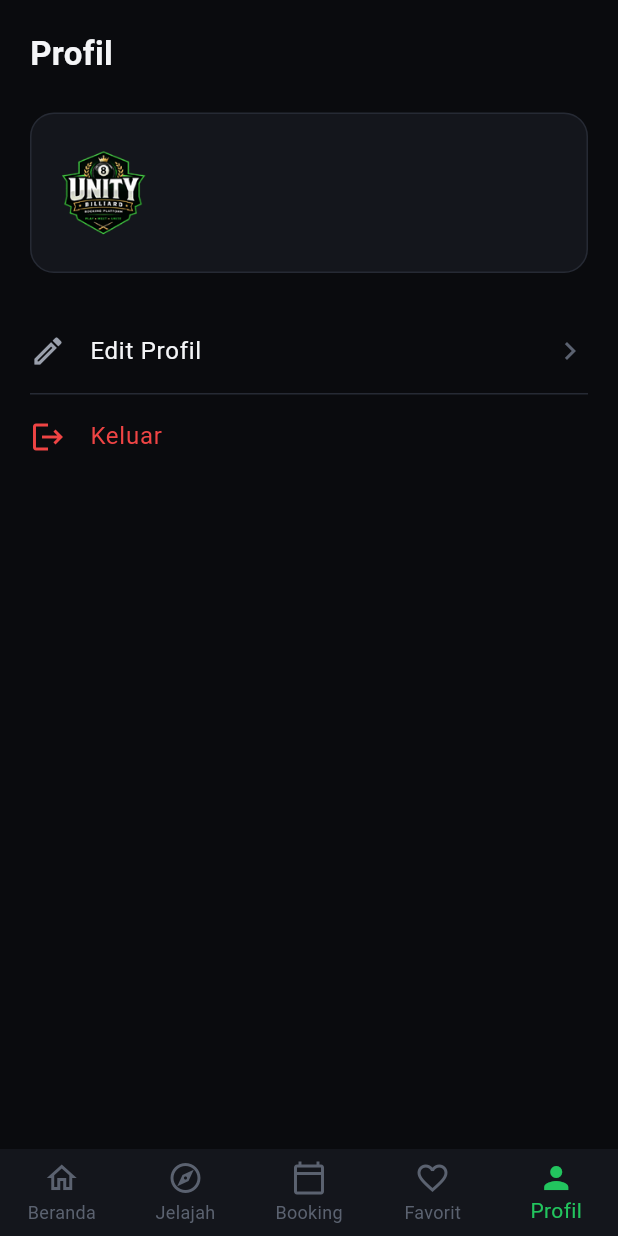
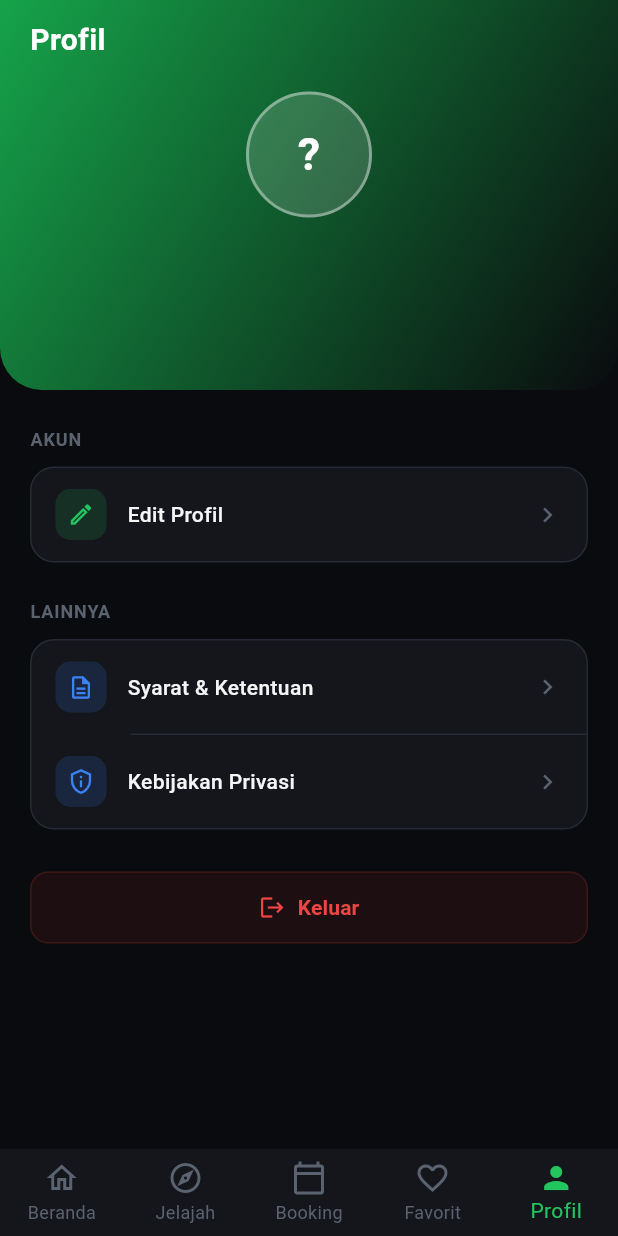
Before and after one commit to asep1994/billiard-customer, a Flutter app: the HomeShell screen opened by its route, item 5 of the bottom bar chosen, on a phone screen of 412 x 824 dp. Run offline on Flutter 3.47's test engine with Material 3 defaults, Android fonts, the phone set to English and light mode, and no system bars; our stand-ins replace dio, firebase_core, firebase_messaging, flutter_local_notifications, geolocator, go_router and 3 more; accounts and stored records are empty; network calls fail.

Commit message:
style: redesign the profile tab with a gradient header and grouped menu cards
Replaces the plain card-and-ListTile layout with a rounded gradient
header (initials avatar, name, contact info) and menu items grouped
into labeled sections with colored icon badges - also surfaces the
Terms & Privacy pages here, not just at registration.

Co-Authored-By: Claude Sonnet 5 <noreply@anthropic.com>

```diff
--- a/lib/screens/profile/profile_tab.dart
+++ b/lib/screens/profile/profile_tab.dart
@@ -4,7 +4,6 @@ import 'package:provider/provider.dart';
 
 import '../../core/theme.dart';
 import '../../providers/auth_provider.dart';
-import '../../widgets/app_logo.dart';
 
 class ProfileTab extends StatelessWidget {
   const ProfileTab({super.key});
@@ -32,62 +31,209 @@ class ProfileTab extends StatelessWidget {
     }
   }
 
+  String _initials(String? name) {
+    if (name == null || name.trim().isEmpty) return '?';
+    final parts = name.trim().split(RegExp(r'\s+'));
+    final first = parts.first.substring(0, 1);
+    final last = parts.length > 1 ? parts.last.substring(0, 1) : '';
+    return (first + last).toUpperCase();
+  }
+
   @override
   Widget build(BuildContext context) {
     final customer = context.watch<AuthProvider>().customer;
 
-    return SafeArea(
-      child: ListView(
-        padding: const EdgeInsets.all(20),
-        children: [
-          const Text('Profil', style: TextStyle(fontSize: 22, fontWeight: FontWeight.bold, color: AppColors.text)),
-          const SizedBox(height: 24),
-          Container(
-            padding: const EdgeInsets.all(20),
-            decoration: BoxDecoration(
-              color: AppColors.surface,
-              borderRadius: BorderRadius.circular(16),
-              border: Border.all(color: AppColors.border),
+    return ListView(
+      padding: EdgeInsets.zero,
+      children: [
+        Container(
+          padding: const EdgeInsets.fromLTRB(20, 12, 20, 32),
+          decoration: const BoxDecoration(
+            gradient: LinearGradient(
+              begin: Alignment.topLeft,
+              end: Alignment.bottomRight,
+              colors: [AppColors.primaryDark, AppColors.bg],
             ),
-            child: Row(
+            borderRadius: BorderRadius.only(bottomLeft: Radius.circular(28), bottomRight: Radius.circular(28)),
+          ),
+          child: SafeArea(
+            bottom: false,
+            child: Column(
               children: [
-                const AppLogo(size: 56, borderRadius: 14),
-                const SizedBox(width: 16),
-                Expanded(
-                  child: Column(
-                    crossAxisAlignment: CrossAxisAlignment.start,
-                    children: [
-                      Text(
-                        customer?.name ?? '-',
-                        style: const TextStyle(fontWeight: FontWeight.w600, fontSize: 16, color: AppColors.text),
-                      ),
-                      const SizedBox(height: 4),
-                      Text(customer?.phone ?? '-', style: const TextStyle(color: AppColors.textMuted)),
-                      if (customer?.email != null)
-                        Text(customer!.email!, style: const TextStyle(color: AppColors.textFaint, fontSize: 12)),
-                    ],
+                const Align(
+                  alignment: Alignment.centerLeft,
+                  child: Text(
+                    'Profil',
+                    style: TextStyle(fontSize: 20, fontWeight: FontWeight.bold, color: Colors.white),
                   ),
                 ),
+                const SizedBox(height: 20),
+                Container(
+                  width: 84,
+                  height: 84,
+                  decoration: BoxDecoration(
+                    shape: BoxShape.circle,
+                    color: Colors.white.withValues(alpha: 0.15),
+                    border: Border.all(color: Colors.white.withValues(alpha: 0.4), width: 2),
+                  ),
+                  alignment: Alignment.center,
+                  child: Text(
+                    _initials(customer?.name),
+                    style: const TextStyle(fontSize: 30, fontWeight: FontWeight.bold, color: Colors.white),
+                  ),
+                ),
+                const SizedBox(height: 14),
+                Text(
+                  customer?.name ?? '-',
+                  style: const TextStyle(fontSize: 19, fontWeight: FontWeight.bold, color: Colors.white),
+                ),
+                const SizedBox(height: 4),
+                Text(
+                  customer?.phone ?? '-',
+                  style: TextStyle(color: Colors.white.withValues(alpha: 0.75), fontSize: 13),
+                ),
+                if (customer?.email != null) ...[
+                  const SizedBox(height: 2),
+                  Text(
+                    customer!.email!,
+                    style: TextStyle(color: Colors.white.withValues(alpha: 0.55), fontSize: 12),
+                  ),
+                ],
               ],
             ),
           ),
-          const SizedBox(height: 24),
-          ListTile(
-            contentPadding: EdgeInsets.zero,
-            leading: const Icon(Icons.edit_outlined, color: AppColors.textMuted),
-            title: const Text('Edit Profil', style: TextStyle(color: AppColors.text)),
-            trailing: const Icon(Icons.chevron_right, color: AppColors.textFaint),
-            onTap: () => context.push('/profile/edit'),
+        ),
+        Padding(
+          padding: const EdgeInsets.fromLTRB(20, 24, 20, 20),
+          child: Column(
+            crossAxisAlignment: CrossAxisAlignment.start,
+            children: [
+              const _SectionLabel('Akun'),
+              const SizedBox(height: 10),
+              _MenuCard(
+                children: [
+                  _MenuTile(
+                    icon: Icons.edit_outlined,
+                    iconColor: AppColors.primary,
+                    label: 'Edit Profil',
+                    onTap: () => context.push('/profile/edit'),
+                  ),
+                ],
+              ),
+              const SizedBox(height: 24),
+              const _SectionLabel('Lainnya'),
+              const SizedBox(height: 10),
+              _MenuCard(
+                children: [
+                  _MenuTile(
+                    icon: Icons.description_outlined,
+                    iconColor: AppColors.info,
+                    label: 'Syarat & Ketentuan',
+                    onTap: () => context.push('/legal/terms'),
+                  ),
+                  const Divider(height: 1, color: AppColors.border, indent: 66),
+                  _MenuTile(
+                    icon: Icons.privacy_tip_outlined,
+                    iconColor: AppColors.info,
+                    label: 'Kebijakan Privasi',
+                    onTap: () => context.push('/legal/privacy'),
+                  ),
+                ],
+              ),
+              const SizedBox(height: 28),
+              SizedBox(
+                width: double.infinity,
+                child: OutlinedButton.icon(
+                  onPressed: () => _confirmLogout(context),
+                  icon: const Icon(Icons.logout, color: AppColors.danger, size: 18),
+                  label: const Text('Keluar', style: TextStyle(color: AppColors.danger, fontWeight: FontWeight.w600)),
+                  style: OutlinedButton.styleFrom(
+                    side: const BorderSide(color: AppColors.dangerSoft),
+                    backgroundColor: AppColors.dangerSoft.withValues(alpha: 0.4),
+                    padding: const EdgeInsets.symmetric(vertical: 14),
+                  ),
+                ),
+              ),
+            ],
           ),
-          const Divider(height: 1, color: AppColors.border),
-          ListTile(
-            contentPadding: EdgeInsets.zero,
-            leading: const Icon(Icons.logout, color: AppColors.danger),
-            title: const Text('Keluar', style: TextStyle(color: AppColors.danger)),
-            onTap: () => _confirmLogout(context),
-          ),
-        ],
+        ),
+      ],
+    );
+  }
+}
+
+class _SectionLabel extends StatelessWidget {
+  const _SectionLabel(this.label);
+
+  final String label;
+
+  @override
+  Widget build(BuildContext context) {
+    return Text(
+      label.toUpperCase(),
+      style: const TextStyle(
+        color: AppColors.textFaint,
+        fontSize: 12,
+        fontWeight: FontWeight.w700,
+        letterSpacing: 0.6,
       ),
     );
   }
 }
+
+class _MenuCard extends StatelessWidget {
+  const _MenuCard({required this.children});
+
+  final List<Widget> children;
+
+  @override
+  Widget build(BuildContext context) {
+    return Container(
+      decoration: BoxDecoration(
+        color: AppColors.surface,
+        borderRadius: BorderRadius.circular(16),
+        border: Border.all(color: AppColors.border),
+      ),
+      clipBehavior: Clip.antiAlias,
+      child: Column(children: children),
+    );
+  }
+}
+
+class _MenuTile extends StatelessWidget {
+  const _MenuTile({required this.icon, required this.iconColor, required this.label, required this.onTap});
+
+  final IconData icon;
+  final Color iconColor;
+  final String label;
+  final VoidCallback onTap;
+
+  @override
+  Widget build(BuildContext context) {
+    return InkWell(
+      onTap: onTap,
+      child: Padding(
+        padding: const EdgeInsets.symmetric(horizontal: 16, vertical: 14),
+        child: Row(
+          children: [
+            Container(
+              width: 34,
+              height: 34,
+              decoration: BoxDecoration(color: iconColor.withValues(alpha: 0.15), borderRadius: BorderRadius.circular(10)),
+              alignment: Alignment.center,
+              child: Icon(icon, color: iconColor, size: 18),
+            ),
+            const SizedBox(width: 14),
+            Expanded(
+              child: Text(
+                label,
+                style: const TextStyle(color: AppColors.text, fontSize: 14, fontWeight: FontWeight.w500),
+              ),
+            ),
+            const Icon(Icons.chevron_right, color: AppColors.textFaint, size: 20),
+          ],
+        ),
+      ),
+    );
+  }
+}
```
